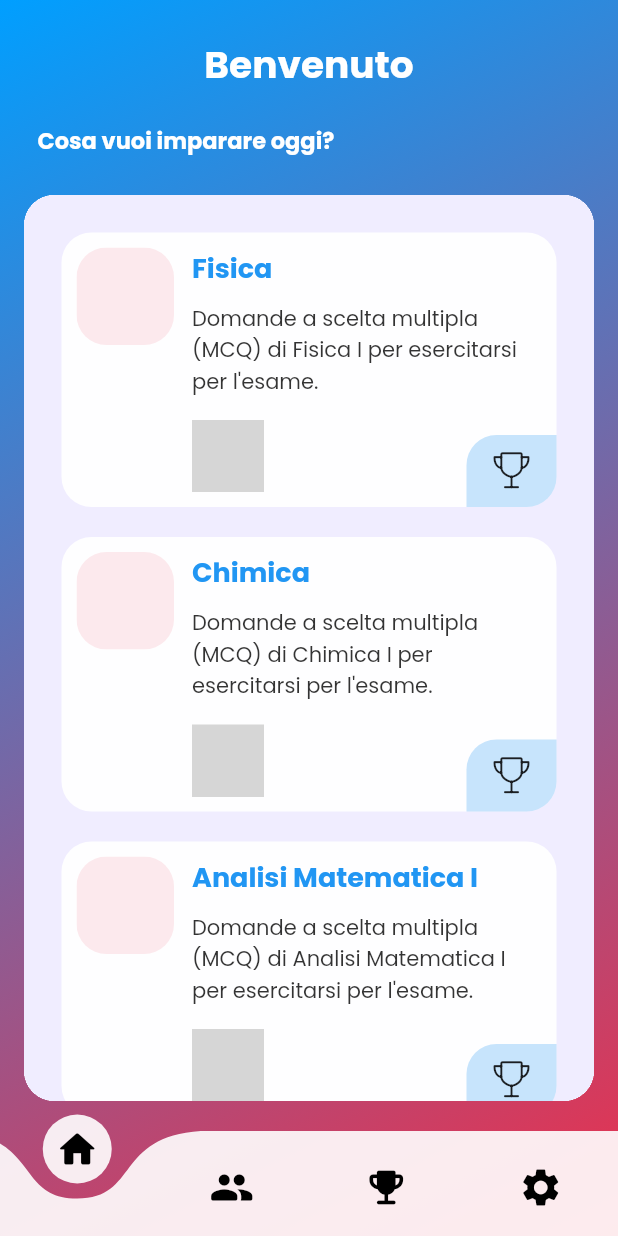
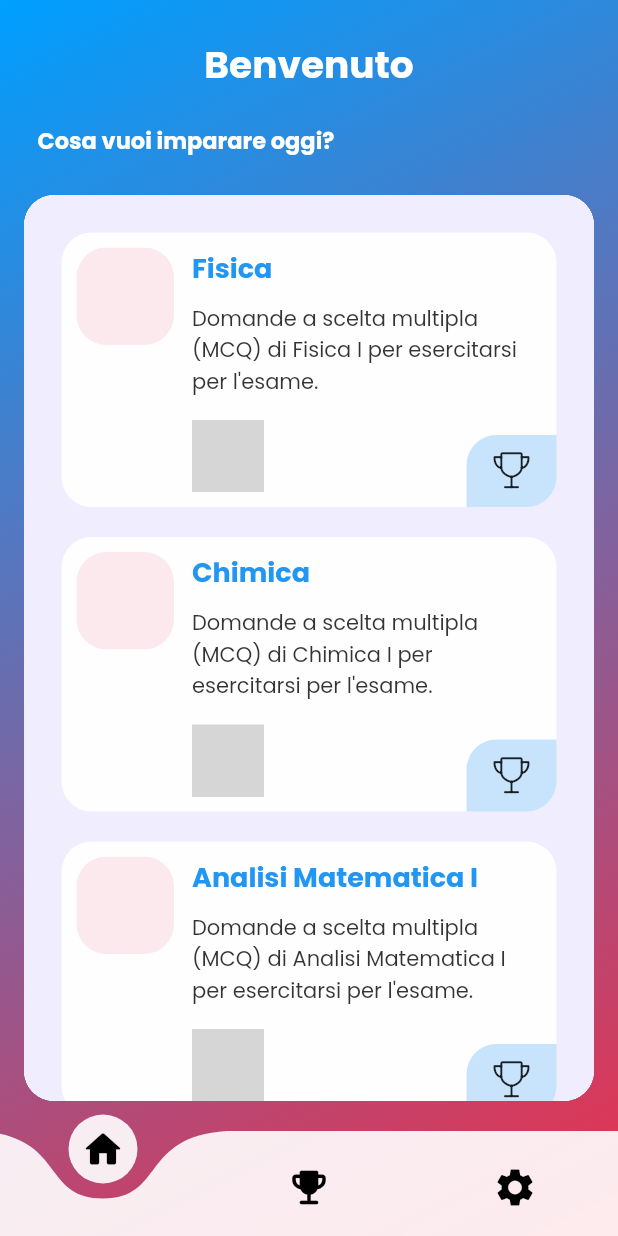
Before and after one commit to OlekasndrPoddubnyy/UniQuiz, a Flutter app: the HomeScreen screen opened by its route, on a phone screen of 412 x 824 dp. Run offline on Flutter 3.47's test engine with Material 2 defaults, Android fonts, the light colour scheme and no system bars; drawn by our look-alikes of curved_navigation_bar; our stand-ins replace cloud_firestore, firebase_auth, firebase_core, firebase_storage, flex_color_scheme, flutter_svg and 5 more; missing offline and left inert: easy_separator; accounts and stored records are empty; network calls fail; project files that could hold a hidden picture were left out; grey boxes are pictures that could not be loaded.

```diff
--- a/uniquiz/lib/src/firebase/references.dart
+++ b/uniquiz/lib/src/firebase/references.dart
@@ -4,6 +4,7 @@ import 'package:firebase_storage/firebase_storage.dart';
 final fireStore = FirebaseFirestore.instance;
 final userRF = fireStore.collection("users");
 final questionPaperRF = fireStore.collection('questionPapers');
+final leaderBoardFR = fireStore.collection("leaderBoard");
 DocumentReference questionRF({
   required String paperId,
   required String questionId,
--- a/uniquiz/lib/src/screens/home/home_screen.dart
+++ b/uniquiz/lib/src/screens/home/home_screen.dart
@@ -14,13 +14,11 @@ class HomeScreen extends GetView<HomeController> {
   Widget build(BuildContext context) {
     final screens = [
       const SinglePlayerPage(),
-      const MultiPlayerPage(),
       const TrophyPage(),
       const UserPage(),
     ];
     final items = <Widget>[
       const Icon(Icons.home_rounded, size:30),
-      const Icon(Icons.people_rounded, size:30),
       const Icon(Icons.emoji_events_rounded, size: 30),
       const Icon(Icons.settings, size: 30)
     ];
```
Also changed, not shown: uniquiz/lib/src/controllers/question_paper/quiz_result_extention_qc.dart (+7 -14 lines).
